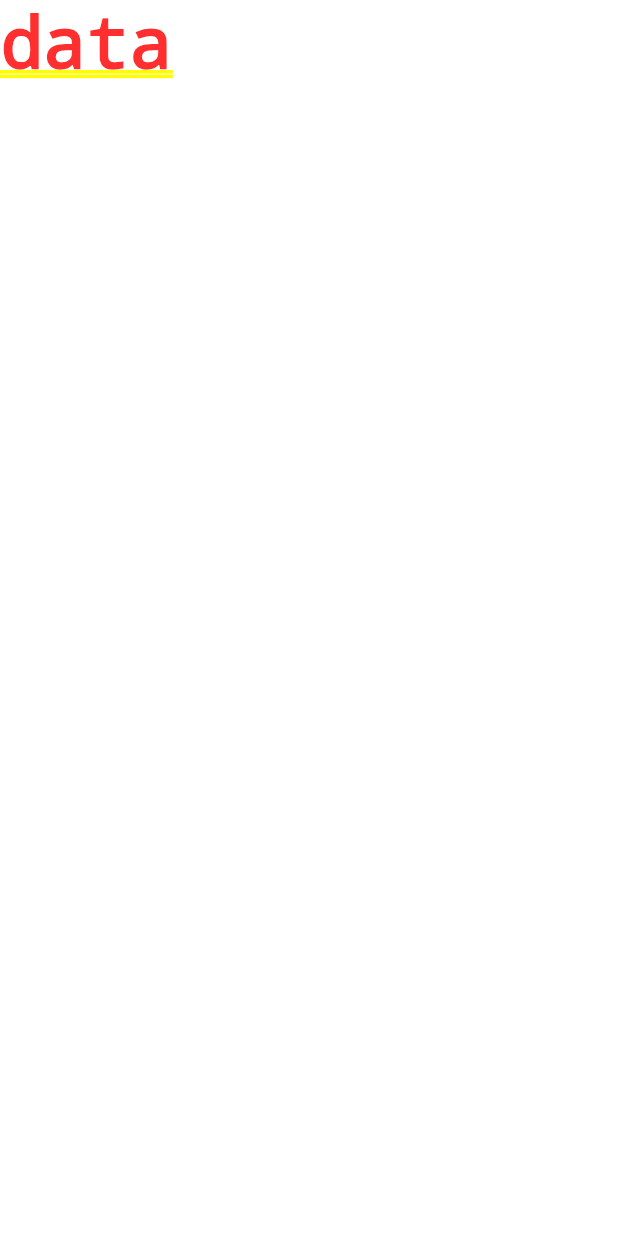
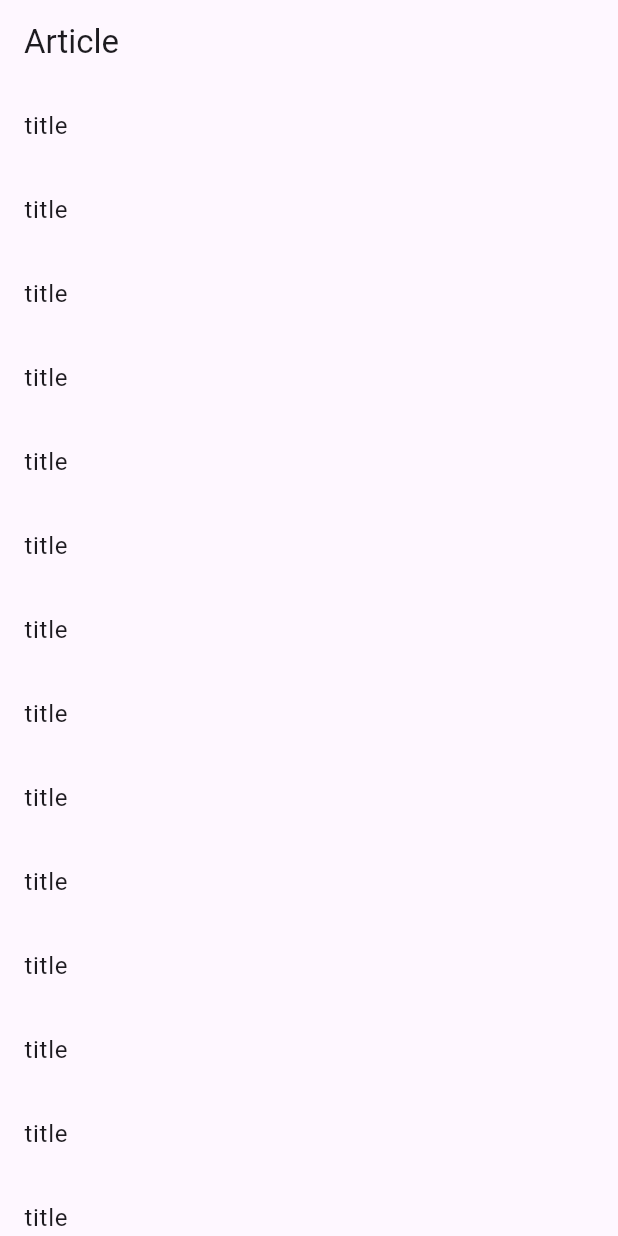
Before and after one commit to asadique2/article_app, a Flutter app: the screen it shows after launch, on a phone screen of 412 x 824 dp. Run offline on Flutter 3.47's test engine with Material 3 defaults, Android fonts, the phone set to English and light mode, and no system bars; our stand-ins replace flutter_screenutil, get.

Commit message:
created article app module

```diff
--- a/article_app/lib/app.dart
+++ b/article_app/lib/app.dart
@@ -1,3 +1,5 @@
+import 'package:article_app/app/routes/app_routes.dart';
+import 'package:article_app/app_bindings.dart';
 import 'package:flutter/material.dart';
 import 'package:flutter_screenutil/flutter_screenutil.dart';
 import 'package:get/get.dart';
@@ -18,7 +20,11 @@ class App extends StatelessWidget {
       },
       child: ScreenUtilInit(
         designSize: Size(430, 932),
-        child: GetMaterialApp(home: Text('data')),
+        child: GetMaterialApp(
+          initialRoute: Routes.article,
+          initialBinding: AppBinding(),
+          getPages: AppPages.pages,
+        ),
       ),
     );
   }
--- /dev/null
+++ b/article_app/lib/app/modeule/article/binding/article_binding.dart
@@ -0,0 +1,9 @@
+import 'package:article_app/app/modeule/article/controller/article_controller.dart';
+import 'package:get/get.dart';
+
+class ArticleBinding extends Bindings {
+  @override
+  void dependencies() {
+    Get.put(ArticleController());
+  }
+}
--- /dev/null
+++ b/article_app/lib/app/modeule/article/controller/article_controller.dart
@@ -0,0 +1,3 @@
+import 'package:article_app/base/base_controller.dart';
+
+class ArticleController extends BaseController {}
--- /dev/null
+++ b/article_app/lib/app/modeule/article/view/article_screen.dart
@@ -0,0 +1,19 @@
+import 'package:flutter/material.dart';
+import 'package:get/get.dart';
+
+import '../controller/article_controller.dart';
+
+class ArticleScreen extends GetView<ArticleController> {
+  const ArticleScreen({super.key});
+
+  @override
+  Widget build(BuildContext context) {
+    return Scaffold(
+      appBar: AppBar(title: Text('Article')),
+      body: ListView.builder(
+        itemBuilder: (ctx, idx) => ListTile(title: Text('title')),
+        itemCount: 20,
+      ),
+    );
+  }
+}
--- a/article_app/lib/app/routes/app_routes.dart
+++ b/article_app/lib/app/routes/app_routes.dart
@@ -1,3 +1,7 @@
+import 'package:article_app/app/modeule/article/binding/article_binding.dart';
+import 'package:article_app/app/modeule/article/view/article_screen.dart';
+import 'package:get/get_navigation/src/routes/get_route.dart';
+
 class Routes {
   static const article = '/article';
   static const article_details = '/article/details';
@@ -5,5 +9,11 @@ class Routes {
 }
 
 class AppPages {
-  static final pages = [];
+  static final pages = [
+    GetPage(
+      name: Routes.article,
+      page: () => const ArticleScreen(),
+      binding: ArticleBinding(),
+    ),
+  ];
 }
```
